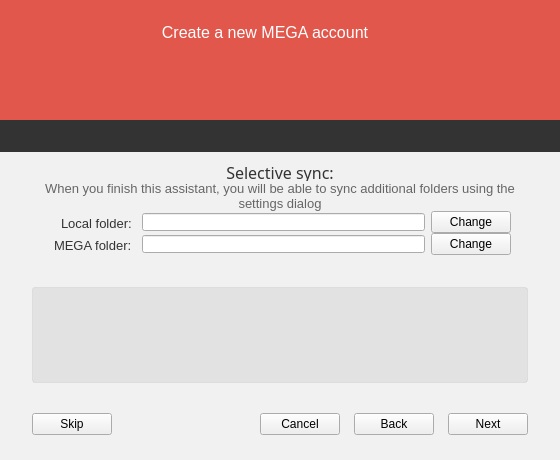
meganz/MEGAsync, file src/MEGASync/gui/linux/SetupWizard.ui: the form before one commit.
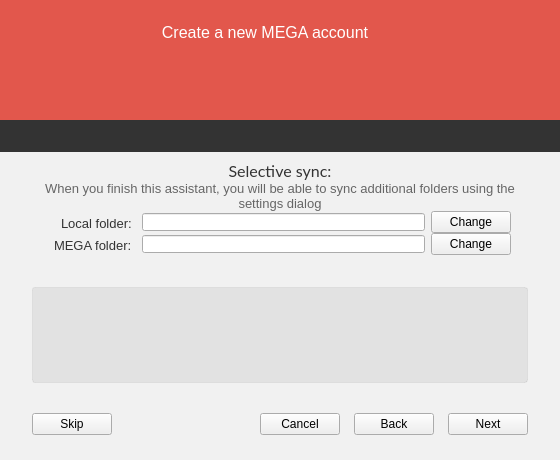
The form after the commit. The open tabs and pages were chosen to show the change. Icons and pictures are not drawn.

Commit message: Use Lato font along the whole app

What changed in the file:
```diff
--- a/src/MEGASync/gui/linux/SetupWizard.ui
+++ b/src/MEGASync/gui/linux/SetupWizard.ui
@@ -1697,7 +1697,7 @@
          </property>
          <property name="font">
           <font>
-           <family>Montserrat</family>
+           <family>Lato</family>
            <pointsize>-1</pointsize>
            <weight>50</weight>
            <italic>false</italic>
```
Left out of the diff: 42 changed lines with no effect on the pictures. The commit also changes 62 other files.
